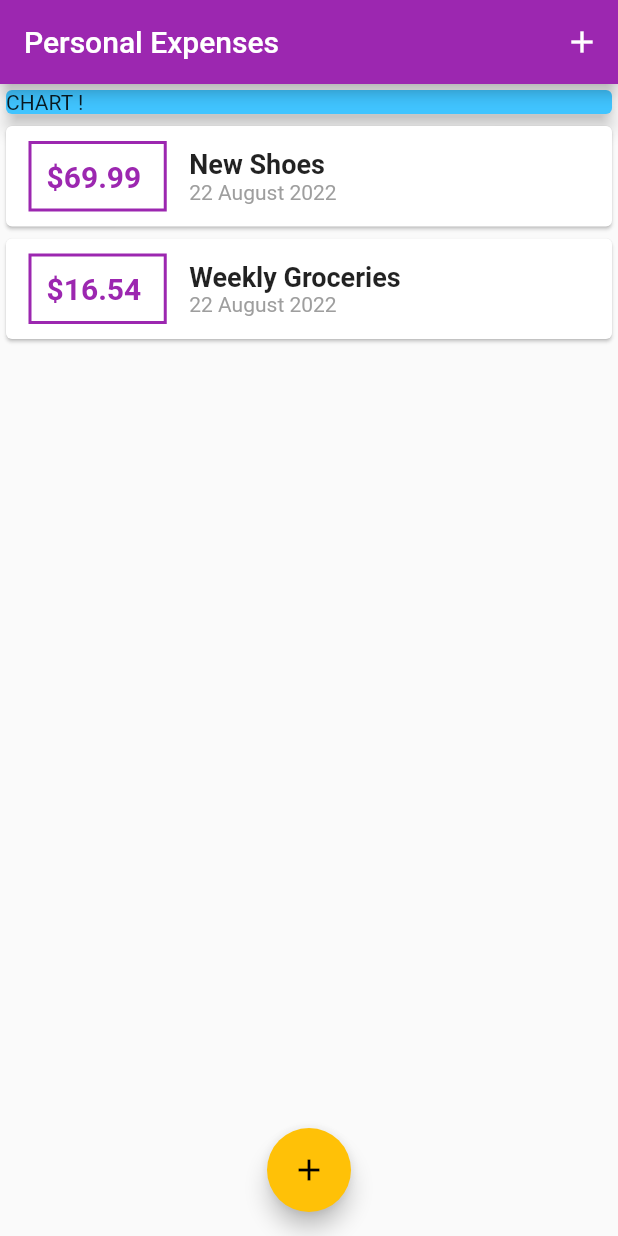
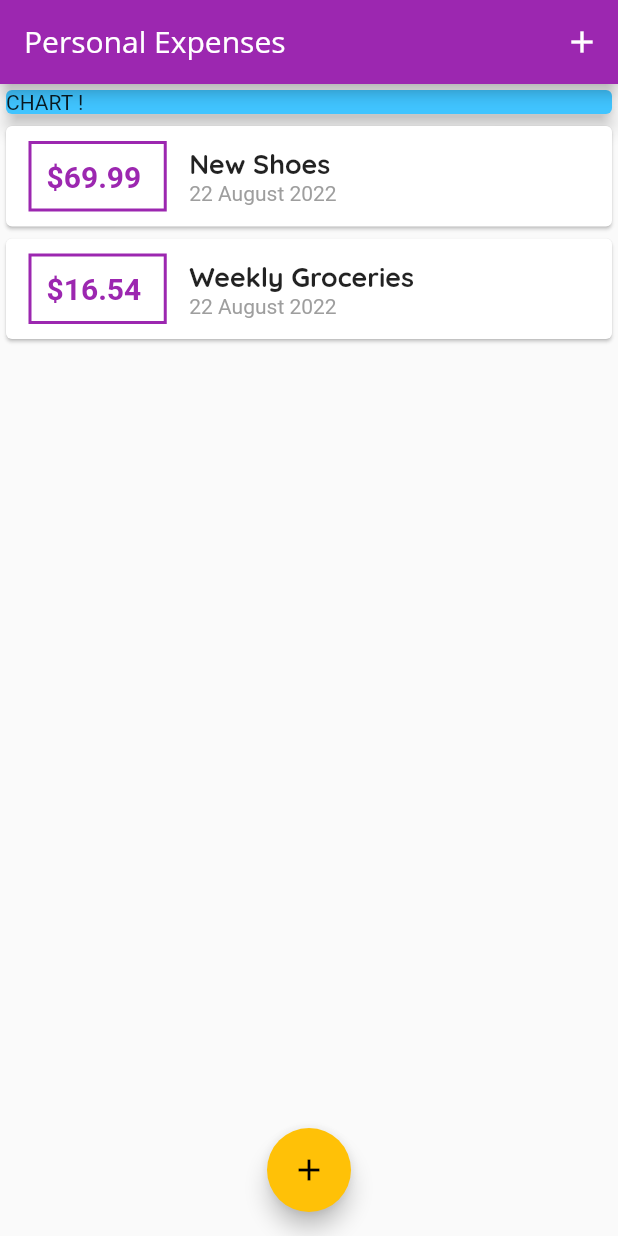
Before and after one commit to jesus-son-coder/flutter-udemy-en-majorian, a Flutter app: the screen it shows after launch, on a phone screen of 412 x 824 dp. Run offline on Flutter 3.47's test engine with Material 2 defaults, Android fonts, the phone set to English and light mode, and no system bars.

Commit message:
Section 4 - 97: Custom Fonts and Working with Text Themes

```diff
--- a/flutter_complete_guide/lib/main.dart
+++ b/flutter_complete_guide/lib/main.dart
@@ -14,6 +14,19 @@ class MyApp extends StatelessWidget {
       theme: ThemeData(
         primarySwatch: Colors.purple,
         accentColor: Colors.amber,
+        fontFamily: 'Quicksand',
+        textTheme: ThemeData.light().textTheme.copyWith(
+            titleMedium: TextStyle(
+              fontFamily: 'Quicksand',
+              fontSize: 18,
+              fontWeight: FontWeight.bold)
+        ),
+        appBarTheme: AppBarTheme(
+            titleTextStyle: TextStyle(
+            fontFamily: 'OpenSans',
+            fontSize: 20,
+            fontWeight: FontWeight.w200
+        )),
       ),
       home: MyHomePage(),
     );
--- a/flutter_complete_guide/lib/widgets/transaction_list.dart
+++ b/flutter_complete_guide/lib/widgets/transaction_list.dart
@@ -35,10 +35,9 @@ class TransactionList extends StatelessWidget {
                 children: <Widget>[
                   Text(
                       transactions[index].title,
-                      style: TextStyle(fontSize: 18, fontWeight: FontWeight.bold,)
+                      style: Theme.of(context).textTheme.titleMedium,
                   ),
                   Text(
-                    //tx.date.toString(),
                       DateFormat('dd MMMM yyyy').format(transactions[index].date),
                       style: TextStyle(color: Colors.grey)
                   ),
```
Also changed, not shown: flutter_complete_guide/pubspec.yaml (+11 -6 lines), flutter_complete_guide/assets/fonts/OpenSans-Bold.ttf (added), flutter_complete_guide/assets/fonts/OpenSans-Regular.ttf (added), flutter_complete_guide/assets/fonts/Quicksand-Bold.ttf (added), flutter_complete_guide/assets/fonts/Quicksand-Light.ttf (added), flutter_complete_guide/assets/fonts/Quicksand-Medium.ttf (added), flutter_complete_guide/assets/fonts/Quicksand-Regular.ttf (added).
